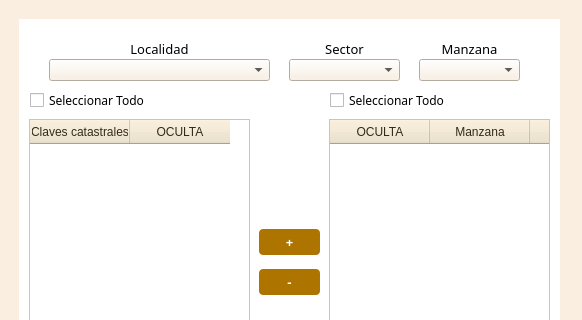
Qt form funciones/revisioncampo/AsignacionCampo_dialog_base.ui (gerardoros/CartograficoQgisPlugin) before a commit; both pictures show x 0 to 582 and y 0 to 320 of the 582 by 542 pixel window.
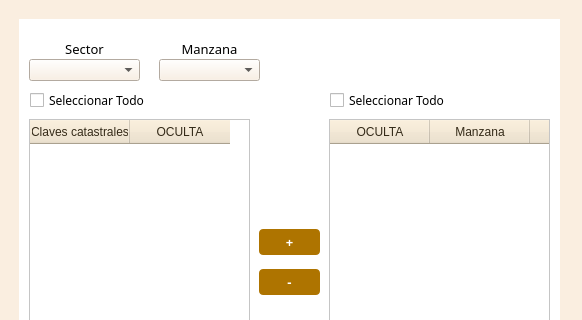
The same form after that commit.

```diff
--- a/funciones/revisioncampo/AsignacionCampo_dialog_base.ui
+++ b/funciones/revisioncampo/AsignacionCampo_dialog_base.ui
@@ -80,28 +80,10 @@
 background : rgb(255,255,255);
 }</string>
    </property>
-   <widget class="QComboBox" name="cmbLocalidad">
-    <property name="geometry">
-     <rect>
-      <x>30</x>
-      <y>40</y>
-      <width>221</width>
-      <height>22</height>
-     </rect>
-    </property>
-    <property name="styleSheet">
-     <string notr="true">QComboBox QAbstractItemView::item { min-height: 25; font-family: &quot;Century Gothic&quot;;}
-QListView{color: black ; font-size: 16px; outline:none; font-weight:bold; font-family: &quot;Century Gothic&quot;;}
-QListView::item:selected { color: white; background-color:  rgb(250,238,224); font-family: &quot;Century Gothic&quot;;}
-QComboBox{
-background : rgb(250,238,224);
-}</string>
-    </property>
-   </widget>
    <widget class="QLabel" name="label_3">
     <property name="geometry">
      <rect>
-      <x>270</x>
+      <x>10</x>
       <y>20</y>
       <width>111</width>
       <height>20</height>
@@ -120,7 +102,7 @@
    <widget class="QLabel" name="label_4">
     <property name="geometry">
      <rect>
-      <x>400</x>
+      <x>140</x>
       <y>20</y>
       <width>101</width>
       <height>20</height>
@@ -139,7 +121,7 @@
    <widget class="QComboBox" name="cmbSector">
     <property name="geometry">
      <rect>
-      <x>270</x>
+      <x>10</x>
       <y>40</y>
       <width>111</width>
       <height>22</height>
@@ -154,29 +136,10 @@
 }</string>
     </property>
    </widget>
-   <widget class="QLabel" name="label_2">
-    <property name="geometry">
-     <rect>
-      <x>30</x>
-      <y>20</y>
-      <width>221</width>
-      <height>20</height>
-     </rect>
-    </property>
-    <property name="font">
-     <font>
-      <family>Century Gothic</family>
-      <pointsize>10</pointsize>
-     </font>
-    </property>
-    <property name="text">
-     <string>&lt;html&gt;&lt;head/&gt;&lt;body&gt;&lt;p align=&quot;center&quot;&gt;Localidad&lt;/p&gt;&lt;/body&gt;&lt;/html&gt;</string>
-    </property>
-   </widget>
    <widget class="QComboBox" name="cmbManzana">
     <property name="geometry">
      <rect>
-      <x>400</x>
+      <x>140</x>
       <y>40</y>
       <width>101</width>
       <height>22</height>
```
